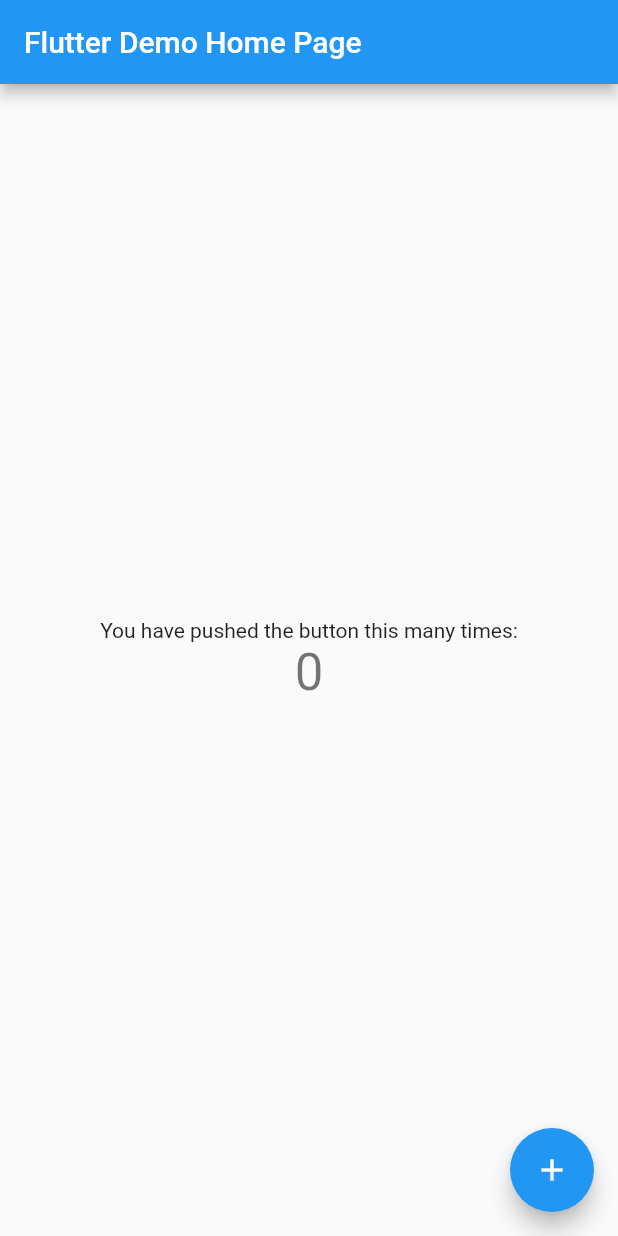
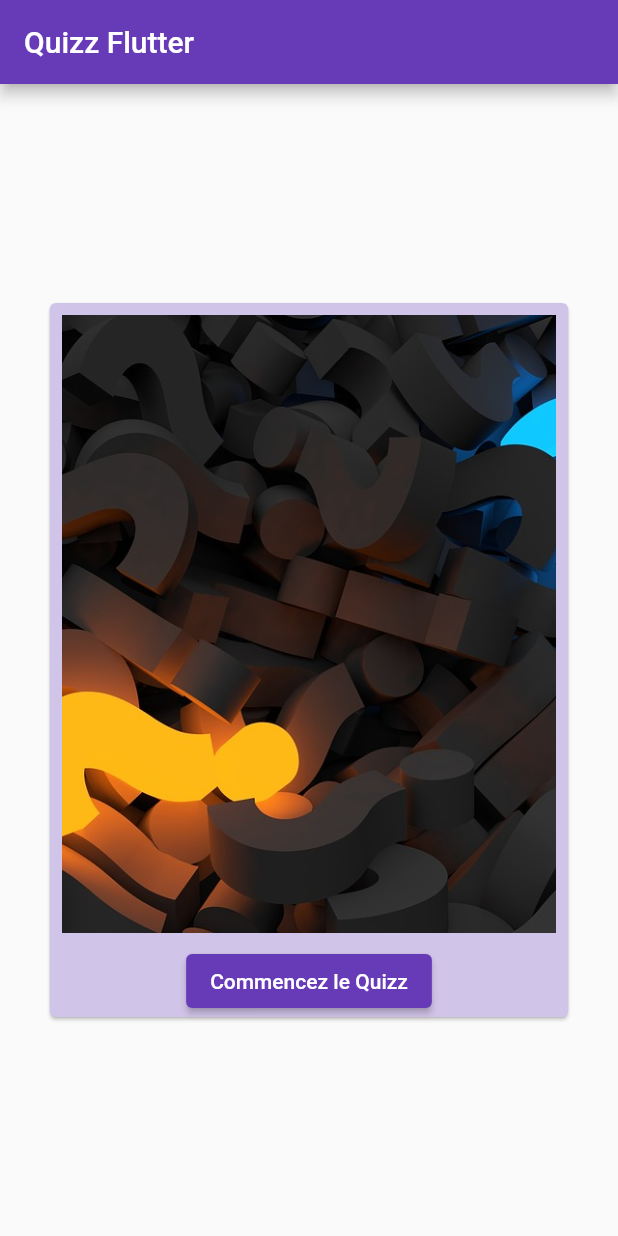
Before and after one commit to rasack2490/QuizzApp, a Flutter app: the screen it shows after launch, on a phone screen of 412 x 824 dp. Run offline on Flutter 3.47's test engine with Material 2 defaults, Android fonts, the phone set to English and light mode, and no system bars.

Commit message:
quizz app v1

```diff
--- /dev/null
+++ b/lib/home_page.dart
@@ -0,0 +1,44 @@
+import 'package:flutter/material.dart';
+import 'package:quizz_app/quizz_page.dart';
+
+class HomePage extends StatelessWidget {
+  @override
+  Widget build(BuildContext context) {
+    final Size = MediaQuery.of(context).size;
+    final height = Size.height;
+    final width = Size.width;
+    return Scaffold(
+      appBar: AppBar(
+        title: Text('Quizz Flutter'),
+      ),
+      body: Center(
+        child: Card(
+          color: Colors.deepPurple.shade100,
+          child: Column(
+            mainAxisSize: MainAxisSize.min,
+            children: [
+              Padding(
+                padding: EdgeInsets.all(8.0),
+                child: Image.asset(
+                  'assets/images/cover.jpg',
+                  height: height / 2,
+                  width: width * 0.8,
+                  fit: BoxFit.cover,
+                ),
+              ),
+              ElevatedButton(
+                onPressed: () {
+                  Navigator.of(context)
+                      .push(MaterialPageRoute(builder: (BuildContext ctx) {
+                    return QuizzPage();
+                  }));
+                },
+                child: Text("Commencez le Quizz"),
+              ),
+            ],
+          ),
+        ),
+      ),
+    );
+  }
+}
--- a/lib/main.dart
+++ b/lib/main.dart
@@ -1,4 +1,5 @@
 import 'package:flutter/material.dart';
+import 'package:quizz_app/home_page.dart';
 
 void main() {
   runApp(const MyApp());
@@ -13,103 +14,9 @@ class MyApp extends StatelessWidget {
     return MaterialApp(
       title: 'Flutter Demo',
       theme: ThemeData(
-        // This is the theme of your application.
-        //
-        // Try running your application with "flutter run". You'll see the
-        // application has a blue toolbar. Then, without quitting the app, try
-        // changing the primarySwatch below to Colors.green and then invoke
-        // "hot reload" (press "r" in the console where you ran "flutter run",
-        // or simply save your changes to "hot reload" in a Flutter IDE).
-        // Notice that the counter didn't reset back to zero; the application
-        // is not restarted.
-        primarySwatch: Colors.blue,
+        primarySwatch: Colors.deepPurple,
       ),
-      home: const MyHomePage(title: 'Flutter Demo Home Page'),
+      home: HomePage(),
     );
   }
 }
-
-class MyHomePage extends StatefulWidget {
-  const MyHomePage({super.key, required this.title});
-
-  // This widget is the home page of your application. It is stateful, meaning
-  // that it has a State object (defined below) that contains fields that affect
-  // how it looks.
-
-  // This class is the configuration for the state. It holds the values (in this
-  // case the title) provided by the parent (in this case the App widget) and
-  // used by the build method of the State. Fields in a Widget subclass are
-  // always marked "final".
-
-  final String title;
-
-  @override
-  State<MyHomePage> createState() => _MyHomePageState();
-}
-
-class _MyHomePageState extends State<MyHomePage> {
-  int _counter = 0;
-
-  void _incrementCounter() {
-    setState(() {
-      // This call to setState tells the Flutter framework that something has
-      // changed in this State, which causes it to rerun the build method below
-      // so that the display can reflect the updated values. If we changed
-      // _counter without calling setState(), then the build method would not be
-      // called again, and so nothing would appear to happen.
-      _counter++;
-    });
-  }
-
-  @override
-  Widget build(BuildContext context) {
-    // This method is rerun every time setState is called, for instance as done
-    // by the _incrementCounter method above.
-    //
-    // The Flutter framework has been optimized to make rerunning build methods
-    // fast, so that you can just rebuild anything that needs updating rather
-    // than having to individually change instances of widgets.
-    return Scaffold(
-      appBar: AppBar(
-        // Here we take the value from the MyHomePage object that was created by
-        // the App.build method, and use it to set our appbar title.
-        title: Text(widget.title),
-      ),
-      body: Center(
-        // Center is a layout widget. It takes a single child and positions it
-        // in the middle of the parent.
-        child: Column(
-          // Column is also a layout widget. It takes a list of children and
-          // arranges them vertically. By default, it sizes itself to fit its
-          // children horizontally, and tries to be as tall as its parent.
-          //
-          // Invoke "debug painting" (press "p" in the console, choose the
-          // "Toggle Debug Paint" action from the Flutter Inspector in Android
-          // Studio, or the "Toggle Debug Paint" command in Visual Studio Code)
-          // to see the wireframe for each widget.
-          //
-          // Column has various properties to control how it sizes itself and
-          // how it positions its children. Here we use mainAxisAlignment to
-          // center the children vertically; the main axis here is the vertical
-          // axis because Columns are vertical (the cross axis would be
-          // horizontal).
-          mainAxisAlignment: MainAxisAlignment.center,
-          children: <Widget>[
-            const Text(
-              'You have pushed the button this many times:',
-            ),
-            Text(
-              '$_counter',
-              style: Theme.of(context).textTheme.headlineMedium,
-            ),
-          ],
-        ),
-      ),
-      floatingActionButton: FloatingActionButton(
-        onPressed: _incrementCounter,
-        tooltip: 'Increment',
-        child: const Icon(Icons.add),
-      ), // This trailing comma makes auto-formatting nicer for build methods.
-    );
-  }
-}
--- a/pubspec.yaml
+++ b/pubspec.yaml
@@ -59,7 +59,8 @@ flutter:
   uses-material-design: true
 
   # To add assets to your application, add an assets section, like this:
-  # assets:
+  assets:
+    - assets/images/
   #   - images/a_dot_burr.jpeg
   #   - images/a_dot_ham.jpeg
 
```
Also changed, not shown: lib/quizz_page.dart (added, +132 -0 lines), lib/text_with_style.dart (added, +17 -0 lines).
